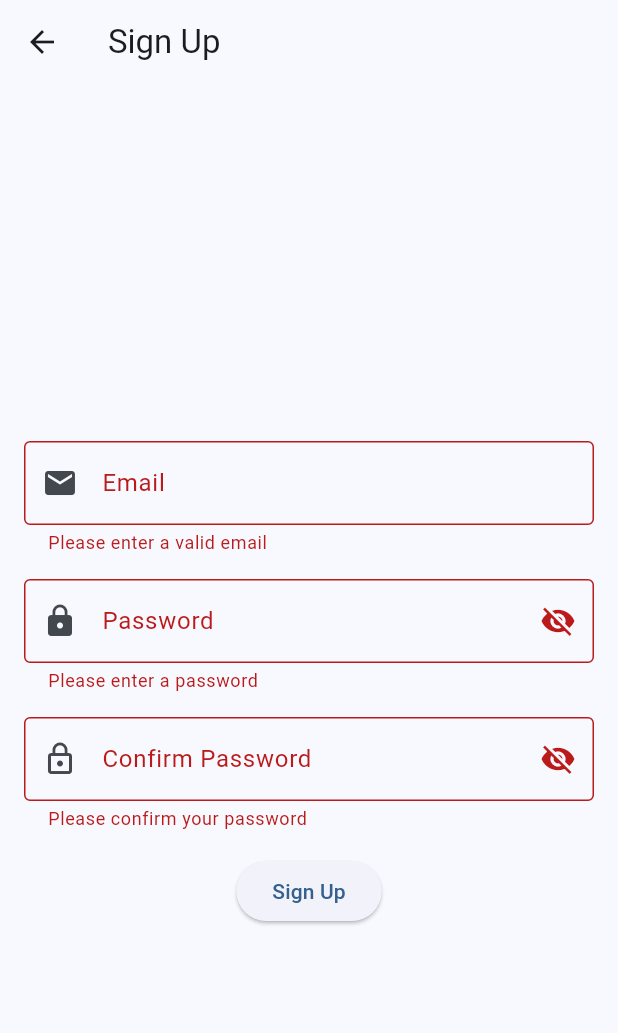
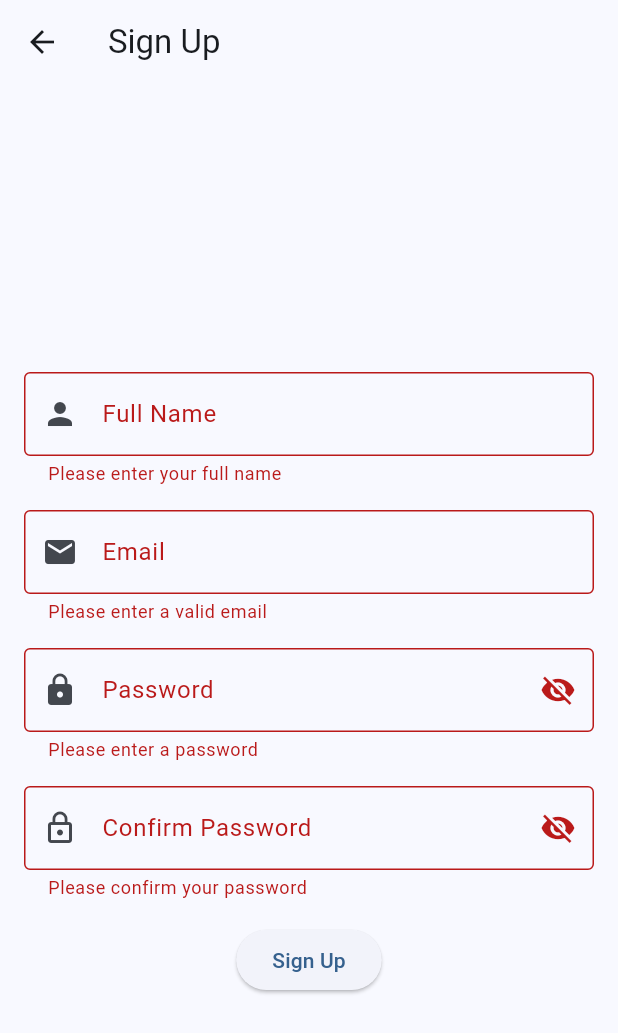
Before and after one commit to alyapr/SI6BPAB2, a Flutter app: the SignUpScreen screen opened directly, after a tap on "Sign Up", on a phone screen of 412 x 824 dp. Shown: the top 1033 px of the screen. Run offline on Flutter 3.47's test engine with Material 3 defaults, Android fonts, the phone set to English and light mode, and no system bars; our stand-ins replace cloud_firestore, firebase_auth, firebase_core, firebase_database; missing offline and left inert: firebase_app_check; accounts and stored records are empty.

Commit message:
generated plugin

```diff
--- a/fasum_app/lib/screens/sign_up_screen.dart
+++ b/fasum_app/lib/screens/sign_up_screen.dart
@@ -1,25 +1,29 @@
 import 'package:flutter/material.dart';
 import 'package:firebase_auth/firebase_auth.dart';
 import 'package:fasum_app/screens/home_screen.dart';
+import 'package:cloud_firestore/cloud_firestore.dart';
+
 class SignUpScreen extends StatefulWidget {
   const SignUpScreen({super.key});
+
   @override
   SignUpScreenState createState() => SignUpScreenState();
 }
+
 class SignUpScreenState extends State<SignUpScreen> {
   final _emailController = TextEditingController();
   final _passwordController = TextEditingController();
+  final _fullNameController = TextEditingController();
   final _confirmPasswordController = TextEditingController();
   final _formKey = GlobalKey<FormState>();
   bool _isLoading = false;
   bool _isPasswordVisible = false;
   bool _isConfirmPasswordVisible = false;
+
   @override
   Widget build(BuildContext context) {
     return Scaffold(
-appBar: AppBar(
-title: const Text('Sign Up'),
-),
+      appBar: AppBar(title: const Text('Sign Up')),
       body: Center(
         child: Padding(
           padding: const EdgeInsets.all(16.0),
@@ -31,6 +35,22 @@ mainAxisAlignment: MainAxisAlignment.center,
                 children: [
                   const SizedBox(height: 32.0),
                   TextFormField(
+                    controller: _fullNameController,
+                    textCapitalization: TextCapitalization.words,
+                    decoration: const InputDecoration(
+                      labelText: 'Full Name',
+                      border: OutlineInputBorder(),
+                      prefixIcon: Icon(Icons.person),
+                    ),
+                    validator: (value) {
+                      if (value == null || value.trim().isEmpty) {
+                        return 'Please enter your full name';
+                      }
+                      return null;
+                    },
+                  ),
+                  const SizedBox(height: 16.0),
+                  TextFormField(
                     controller: _emailController,
                     keyboardType: TextInputType.emailAddress,
                     decoration: const InputDecoration(
@@ -38,32 +58,28 @@ labelText: 'Email',
                       border: OutlineInputBorder(),
                       prefixIcon: Icon(Icons.email),
                     ),
-
                     validator: (value) {
-
-if (value == null || value.isEmpty ||
+                      if (value == null ||
+                          value.isEmpty ||
                           !_isValidEmail(value)) {
                         return 'Please enter a valid email';
                       }
                       return null;
                     },
                   ),
-
                   const SizedBox(height: 16.0),
-
                   TextFormField(
                     controller: _passwordController,
                     decoration: InputDecoration(
                       labelText: 'Password',
-
                       border: const OutlineInputBorder(),
                       prefixIcon: const Icon(Icons.lock),
                       suffixIcon: IconButton(
                         icon: Icon(
-_isPasswordVisible ? Icons.visibility :
-Icons.visibility_off,
+                          _isPasswordVisible
+                              ? Icons.visibility
+                              : Icons.visibility_off,
                         ),
-
                         onPressed: () {
                           setState(() {
                             _isPasswordVisible = !_isPasswordVisible;
@@ -71,26 +87,18 @@ _isPasswordVisible = !_isPasswordVisible;
                         },
                       ),
                     ),
-
                     obscureText: !_isPasswordVisible,
-
                     validator: (value) {
                       if (value == null || value.isEmpty) {
                         return 'Please enter a password';
                       }
-
                       if (value.length < 6) {
-
                         return 'Password must be at least 6 characters';
                       }
-
                       return null;
-
                     },
                   ),
-
                   const SizedBox(height: 16.0),
-
                   TextFormField(
                     controller: _confirmPasswordController,
                     decoration: InputDecoration(
@@ -99,10 +107,10 @@ border: const OutlineInputBorder(),
                       prefixIcon: const Icon(Icons.lock_outline),
                       suffixIcon: IconButton(
                         icon: Icon(
-_isConfirmPasswordVisible ? Icons.visibility :
-Icons.visibility_off,
+                          _isConfirmPasswordVisible
+                              ? Icons.visibility
+                              : Icons.visibility_off,
                         ),
-
                         onPressed: () {
                           setState(() {
                             _isConfirmPasswordVisible =
@@ -111,32 +119,24 @@ _isConfirmPasswordVisible =
                         },
                       ),
                     ),
-
                     obscureText: !_isConfirmPasswordVisible,
-
                     validator: (value) {
                       if (value == null || value.isEmpty) {
                         return 'Please confirm your password';
                       }
-
                       if (value != _passwordController.text) {
                         return 'Passwords do not match';
                       }
-
                       return null;
-
                     },
                   ),
-
                   const SizedBox(height: 16.0),
-
                   _isLoading
                       ? const CircularProgressIndicator()
                       : ElevatedButton(
                           onPressed: _signUp,
                           child: const Text('Sign Up'),
                         ),
-
                 ],
               ),
             ),
@@ -145,20 +145,37 @@ child: const Text('Sign Up'),
       ),
     );
   }
+
   void _signUp() async {
     if (!_formKey.currentState!.validate()) {
       return;
     }
+
     final email = _emailController.text.trim();
     final password = _passwordController.text;
+
     setState(() => _isLoading = true);
+
     try {
+      final userCredential =
           await FirebaseAuth.instance.createUserWithEmailAndPassword(
         email: email,
         password: password,
       );
-Navigator.of(context).pushReplacement(
+
+      await FirebaseFirestore.instance
+          .collection('users')
+          .doc(userCredential.user!.uid)
+          .set({
+        'fullName': _fullNameController.text.trim(),
+        'email': email,
+        'createdAt': Timestamp.now(),
+      });
+
+      Navigator.pushAndRemoveUntil(
+        context,
         MaterialPageRoute(builder: (context) => const HomeScreen()),
+        (route) => false, // Hapus semua route sebelumnya
       );
     } on FirebaseAuthException catch (error) {
       _showErrorMessage(_getAuthErrorMessage(error.code));
@@ -168,17 +185,18 @@ _showErrorMessage('An error occurred: $error');
       setState(() => _isLoading = false);
     }
   }
+
   void _showErrorMessage(String message) {
-ScaffoldMessenger.of(context).showSnackBar(
-SnackBar(content: Text(message)),
-);
+    ScaffoldMessenger.of(context)
+        .showSnackBar(SnackBar(content: Text(message)));
   }
+
   bool _isValidEmail(String email) {
     String emailRegex =
-r"^[a-zA-Z0-9.!#$%&'*+/=?^_`{|}~-]+@[a-zA-Z0-9-]+(?:\.[a-zA-Z0-9-
-]+)*$";
+        r"^[a-zA-Z0-9.!#$%&'*+/=?^_`{|}~-]+@[a-zA-Z0-9-]+(?:\.[a-zA-Z0-9-]+)*$";
     return RegExp(emailRegex).hasMatch(email);
   }
+
   String _getAuthErrorMessage(String code) {
     switch (code) {
       case 'weak-password':
@@ -191,4 +209,13 @@ default:
         return 'An error occurred. Please try again.';
     }
   }
+
+  @override
+  void dispose() {
+    _fullNameController.dispose();
+    _emailController.dispose();
+    _passwordController.dispose();
+    _confirmPasswordController.dispose();
+    super.dispose();
   }
+}
--- a/fasum_app/pubspec.yaml
+++ b/fasum_app/pubspec.yaml
@@ -11,6 +11,8 @@ dependencies:
   flutter:
     sdk: flutter
   firebase_auth: ^4.16.0
+  cloud_firestore: ^4.17.5
+  firebase_app_check: ^0.2.2
 
 dev_dependencies:
   flutter_test:
```
Also changed, not shown: fasum_app/lib/screens/sign_in_screen.dart (+20 -24 lines), fasum_app/pubspec.lock, 3 other files. Lines whose indentation alone changed are shown as unchanged.
